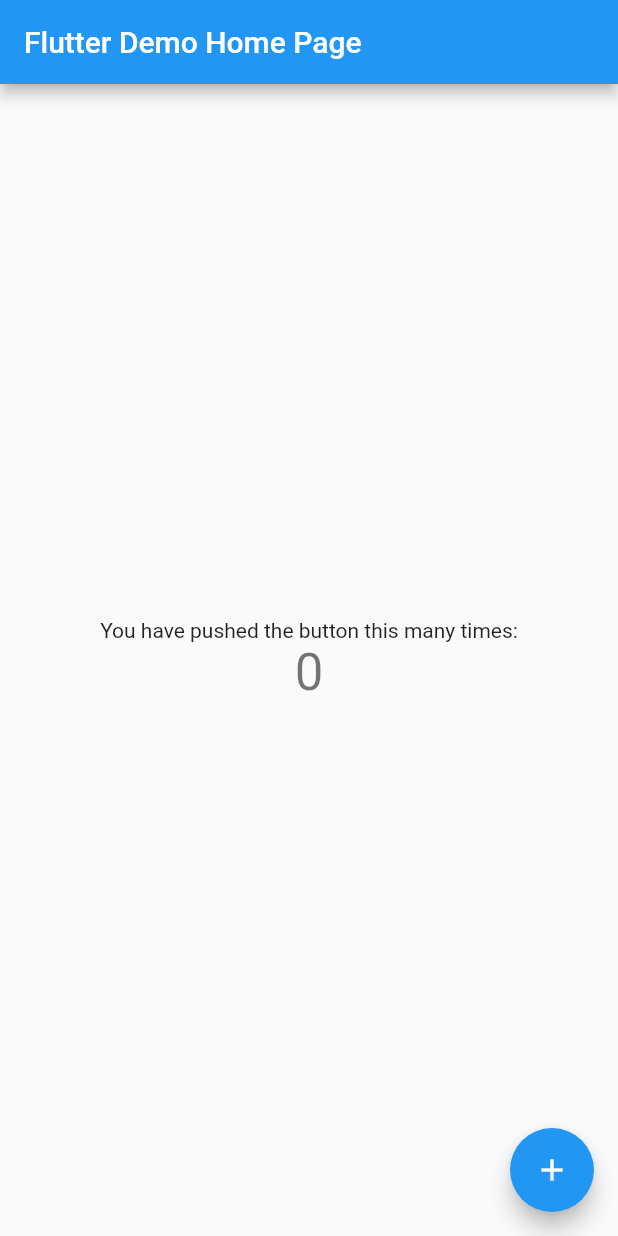
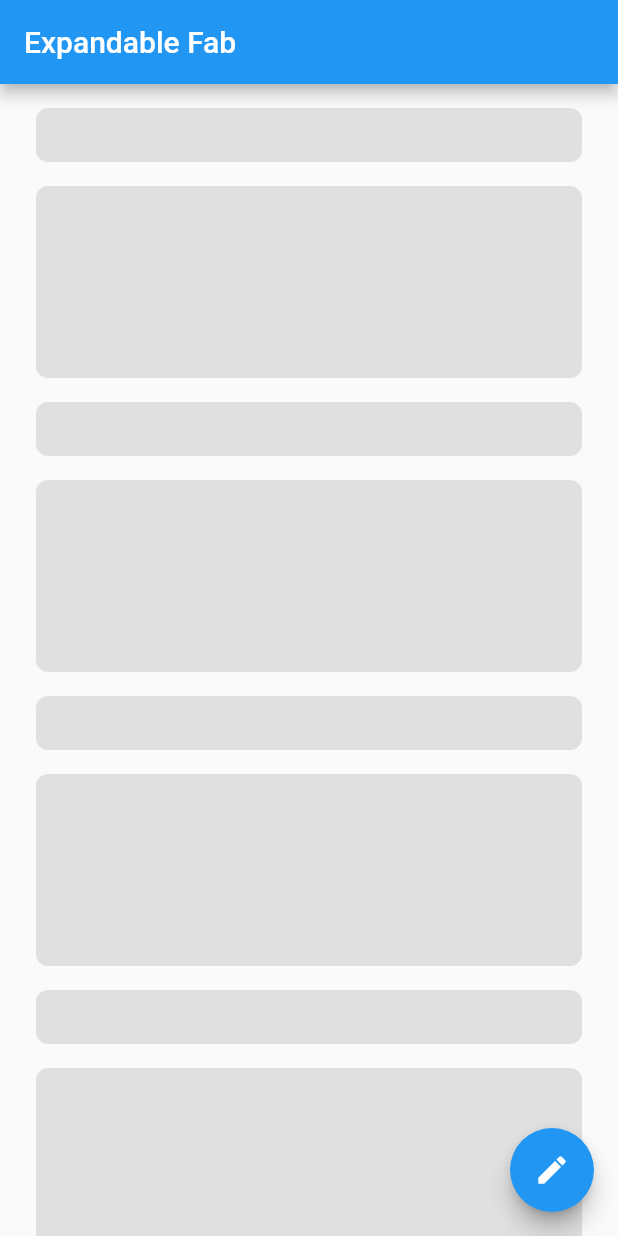
Before and after one commit to adutwum-soft/expandable-fab, a Flutter app: the screen it shows after launch, on a phone screen of 412 x 824 dp. Run offline on Flutter 3.47's test engine with Material 2 defaults, Android fonts, the phone set to English and light mode, and no system bars.

Commit message:
handle fab

```diff
--- a/lib/main.dart
+++ b/lib/main.dart
@@ -1,115 +1,93 @@
 import 'package:flutter/material.dart';
+import 'dart:math' as math;
+
+import 'src/components/action_button.dart';
+import 'src/components/expandable_fab.dart';
 
 void main() {
-  runApp(const MyApp());
+  runApp(
+    const MaterialApp(
+      home: ExampleExpandableFab(),
+      debugShowCheckedModeBanner: false,
+    ),
+  );
 }
 
-class MyApp extends StatelessWidget {
-  const MyApp({Key? key}) : super(key: key);
+@immutable
+class ExampleExpandableFab extends StatelessWidget {
+  static const _actionTitles = ['Create Post', 'Upload Photo', 'Upload Video'];
 
-  // This widget is the root of your application.
+  const ExampleExpandableFab({Key? key}) : super(key: key);
+
+  void _showAction(BuildContext context, int index) {
+    showDialog<void>(
+      context: context,
+      builder: (context) {
+        return AlertDialog(
+          content: Text(_actionTitles[index]),
+          actions: [
+            TextButton(
+              onPressed: () => Navigator.of(context).pop(),
+              child: const Text('CLOSE'),
+            ),
+          ],
+        );
+      },
+    );
+  }
+
   @override
   Widget build(BuildContext context) {
-    return MaterialApp(
-      title: 'Flutter Demo',
-      theme: ThemeData(
-        // This is the theme of your application.
-        //
-        // Try running your application with "flutter run". You'll see the
-        // application has a blue toolbar. Then, without quitting the app, try
-        // changing the primarySwatch below to Colors.green and then invoke
-        // "hot reload" (press "r" in the console where you ran "flutter run",
-        // or simply save your changes to "hot reload" in a Flutter IDE).
-        // Notice that the counter didn't reset back to zero; the application
-        // is not restarted.
-        primarySwatch: Colors.blue,
+    return Scaffold(
+      appBar: AppBar(
+        title: const Text('Expandable Fab'),
       ),
-      home: const MyHomePage(title: 'Flutter Demo Home Page'),
+      body: ListView.builder(
+        padding: const EdgeInsets.symmetric(vertical: 8.0),
+        itemCount: 25,
+        itemBuilder: (context, index) {
+          return FakeItem(isBig: index.isOdd);
+        },
+      ),
+      floatingActionButton: ExpandableFab(
+        distance: 112.0,
+        children: [
+          ActionButton(
+            onPressed: () => _showAction(context, 0),
+            icon: const Icon(Icons.format_size),
+          ),
+          ActionButton(
+            onPressed: () => _showAction(context, 1),
+            icon: const Icon(Icons.insert_photo),
+          ),
+          ActionButton(
+            onPressed: () => _showAction(context, 2),
+            icon: const Icon(Icons.videocam),
+          ),
+        ],
+      ),
     );
   }
 }
 
-class MyHomePage extends StatefulWidget {
-  const MyHomePage({Key? key, required this.title}) : super(key: key);
+@immutable
+class FakeItem extends StatelessWidget {
+  const FakeItem({
+    Key? key,
+    required this.isBig,
+  }) : super(key: key);
 
-  // This widget is the home page of your application. It is stateful, meaning
-  // that it has a State object (defined below) that contains fields that affect
-  // how it looks.
-
-  // This class is the configuration for the state. It holds the values (in this
-  // case the title) provided by the parent (in this case the App widget) and
-  // used by the build method of the State. Fields in a Widget subclass are
-  // always marked "final".
-
-  final String title;
-
-  @override
-  State<MyHomePage> createState() => _MyHomePageState();
-}
-
-class _MyHomePageState extends State<MyHomePage> {
-  int _counter = 0;
-
-  void _incrementCounter() {
-    setState(() {
-      // This call to setState tells the Flutter framework that something has
-      // changed in this State, which causes it to rerun the build method below
-      // so that the display can reflect the updated values. If we changed
-      // _counter without calling setState(), then the build method would not be
-      // called again, and so nothing would appear to happen.
-      _counter++;
-    });
-  }
+  final bool isBig;
 
   @override
   Widget build(BuildContext context) {
-    // This method is rerun every time setState is called, for instance as done
-    // by the _incrementCounter method above.
-    //
-    // The Flutter framework has been optimized to make rerunning build methods
-    // fast, so that you can just rebuild anything that needs updating rather
-    // than having to individually change instances of widgets.
-    return Scaffold(
-      appBar: AppBar(
-        // Here we take the value from the MyHomePage object that was created by
-        // the App.build method, and use it to set our appbar title.
-        title: Text(widget.title),
+    return Container(
+      margin: const EdgeInsets.symmetric(vertical: 8.0, horizontal: 24.0),
+      height: isBig ? 128.0 : 36.0,
+      decoration: BoxDecoration(
+        borderRadius: const BorderRadius.all(Radius.circular(8.0)),
+        color: Colors.grey.shade300,
       ),
-      body: Center(
-        // Center is a layout widget. It takes a single child and positions it
-        // in the middle of the parent.
-        child: Column(
-          // Column is also a layout widget. It takes a list of children and
-          // arranges them vertically. By default, it sizes itself to fit its
-          // children horizontally, and tries to be as tall as its parent.
-          //
-          // Invoke "debug painting" (press "p" in the console, choose the
-          // "Toggle Debug Paint" action from the Flutter Inspector in Android
-          // Studio, or the "Toggle Debug Paint" command in Visual Studio Code)
-          // to see the wireframe for each widget.
-          //
-          // Column has various properties to control how it sizes itself and
-          // how it positions its children. Here we use mainAxisAlignment to
-          // center the children vertically; the main axis here is the vertical
-          // axis because Columns are vertical (the cross axis would be
-          // horizontal).
-          mainAxisAlignment: MainAxisAlignment.center,
-          children: <Widget>[
-            const Text(
-              'You have pushed the button this many times:',
-            ),
-            Text(
-              '$_counter',
-              style: Theme.of(context).textTheme.headline4,
-            ),
-          ],
-        ),
-      ),
-      floatingActionButton: FloatingActionButton(
-        onPressed: _incrementCounter,
-        tooltip: 'Increment',
-        child: const Icon(Icons.add),
-      ), // This trailing comma makes auto-formatting nicer for build methods.
     );
   }
 }
--- /dev/null
+++ b/lib/src/components/action_button.dart
@@ -0,0 +1,29 @@
+import 'package:flutter/material.dart';
+
+@immutable
+class ActionButton extends StatelessWidget {
+  const ActionButton({
+    Key? key,
+    this.onPressed,
+    required this.icon,
+  }) : super(key: key);
+
+  final VoidCallback? onPressed;
+  final Widget icon;
+
+  @override
+  Widget build(BuildContext context) {
+    final theme = Theme.of(context);
+    return Material(
+      shape: const CircleBorder(),
+      clipBehavior: Clip.antiAlias,
+      color: theme.colorScheme.secondary,
+      elevation: 4.0,
+      child: IconButton(
+        onPressed: onPressed,
+        icon: icon,
+        color: theme.colorScheme.secondary,
+      ),
+    );
+  }
+}
--- /dev/null
+++ b/lib/src/components/expandable_action_button.dart
@@ -0,0 +1,43 @@
+import 'package:flutter/material.dart';
+import 'dart:math' as math;
+
+@immutable
+class ExpandingActionButton extends StatelessWidget {
+  const ExpandingActionButton({
+    Key? key,
+    required this.directionInDegrees,
+    required this.maxDistance,
+    required this.progress,
+    required this.child,
+  }) : super(key: key);
+
+  final double directionInDegrees;
+  final double maxDistance;
+  final Animation<double> progress;
+  final Widget child;
+
+  @override
+  Widget build(BuildContext context) {
+    return AnimatedBuilder(
+      animation: progress,
+      builder: (context, child) {
+        final offset = Offset.fromDirection(
+          directionInDegrees * (math.pi / 180.0),
+          progress.value * maxDistance,
+        );
+        return Positioned(
+          right: 4.0 + offset.dx,
+          bottom: 4.0 + offset.dy,
+          child: Transform.rotate(
+            angle: (1.0 - progress.value) * math.pi / 2,
+            child: child!,
+          ),
+        );
+      },
+      child: FadeTransition(
+        opacity: progress,
+        child: child,
+      ),
+    );
+  }
+}
--- /dev/null
+++ b/lib/src/components/expandable_fab.dart
@@ -0,0 +1,143 @@
+import 'package:flutter/material.dart';
+
+import 'expandable_action_button.dart';
+
+@immutable
+class ExpandableFab extends StatefulWidget {
+  const ExpandableFab({
+    Key? key,
+    this.initialOpen,
+    required this.distance,
+    required this.children,
+  }) : super(key: key);
+
+  final bool? initialOpen;
+  final double distance;
+  final List<Widget> children;
+
+  @override
+  _ExpandableFabState createState() => _ExpandableFabState();
+}
+
+class _ExpandableFabState extends State<ExpandableFab>
+    with SingleTickerProviderStateMixin {
+  late final AnimationController _controller;
+  late final Animation<double> _expandAnimation;
+  bool _open = false;
+
+  @override
+  void initState() {
+    super.initState();
+    _open = widget.initialOpen ?? false;
+    _controller = AnimationController(
+      value: _open ? 1.0 : 0.0,
+      duration: const Duration(milliseconds: 250),
+      vsync: this,
+    );
+    _expandAnimation = CurvedAnimation(
+      curve: Curves.fastOutSlowIn,
+      reverseCurve: Curves.easeOutQuad,
+      parent: _controller,
+    );
+  }
+
+  @override
+  void dispose() {
+    _controller.dispose();
+    super.dispose();
+  }
+
+  void _toggle() {
+    setState(() {
+      _open = !_open;
+      if (_open) {
+        _controller.forward();
+      } else {
+        _controller.reverse();
+      }
+    });
+  }
+
+  @override
+  Widget build(BuildContext context) {
+    return SizedBox.expand(
+      child: Stack(
+        alignment: Alignment.bottomRight,
+        clipBehavior: Clip.none,
+        children: [
+          _buildTapToCloseFab(),
+          ..._buildExpandingActionButtons(),
+          _buildTapToOpenFab(),
+        ],
+      ),
+    );
+  }
+
+  Widget _buildTapToCloseFab() {
+    return SizedBox(
+      width: 56.0,
+      height: 56.0,
+      child: Center(
+        child: Material(
+          shape: const CircleBorder(),
+          clipBehavior: Clip.antiAlias,
+          elevation: 4.0,
+          child: InkWell(
+            onTap: _toggle,
+            child: Padding(
+              padding: const EdgeInsets.all(8.0),
+              child: Icon(
+                Icons.close,
+                color: Theme.of(context).primaryColor,
+              ),
+            ),
+          ),
+        ),
+      ),
+    );
+  }
+
+  List<Widget> _buildExpandingActionButtons() {
+    final children = <Widget>[];
+    final count = widget.children.length;
+    final step = 90.0 / (count - 1);
+    for (var i = 0, angleInDegrees = 0.0;
+        i < count;
+        i++, angleInDegrees += step) {
+      children.add(
+        ExpandingActionButton(
+          directionInDegrees: angleInDegrees,
+          maxDistance: widget.distance,
+          progress: _expandAnimation,
+          child: widget.children[i],
+        ),
+      );
+    }
+    return children;
+  }
+
+  Widget _buildTapToOpenFab() {
+    return IgnorePointer(
+      ignoring: _open,
+      child: AnimatedContainer(
+        transformAlignment: Alignment.center,
+        transform: Matrix4.diagonal3Values(
+          _open ? 0.7 : 1.0,
+          _open ? 0.7 : 1.0,
+          1.0,
+        ),
+        duration: const Duration(milliseconds: 250),
+        curve: const Interval(0.0, 0.5, curve: Curves.easeOut),
+        child: AnimatedOpacity(
+          opacity: _open ? 0.0 : 1.0,
+          curve: const Interval(0.25, 1.0, curve: Curves.easeInOut),
+          duration: const Duration(milliseconds: 250),
+          child: FloatingActionButton(
+            onPressed: _toggle,
+            child: const Icon(Icons.create),
+          ),
+        ),
+      ),
+    );
+  }
+}
```
